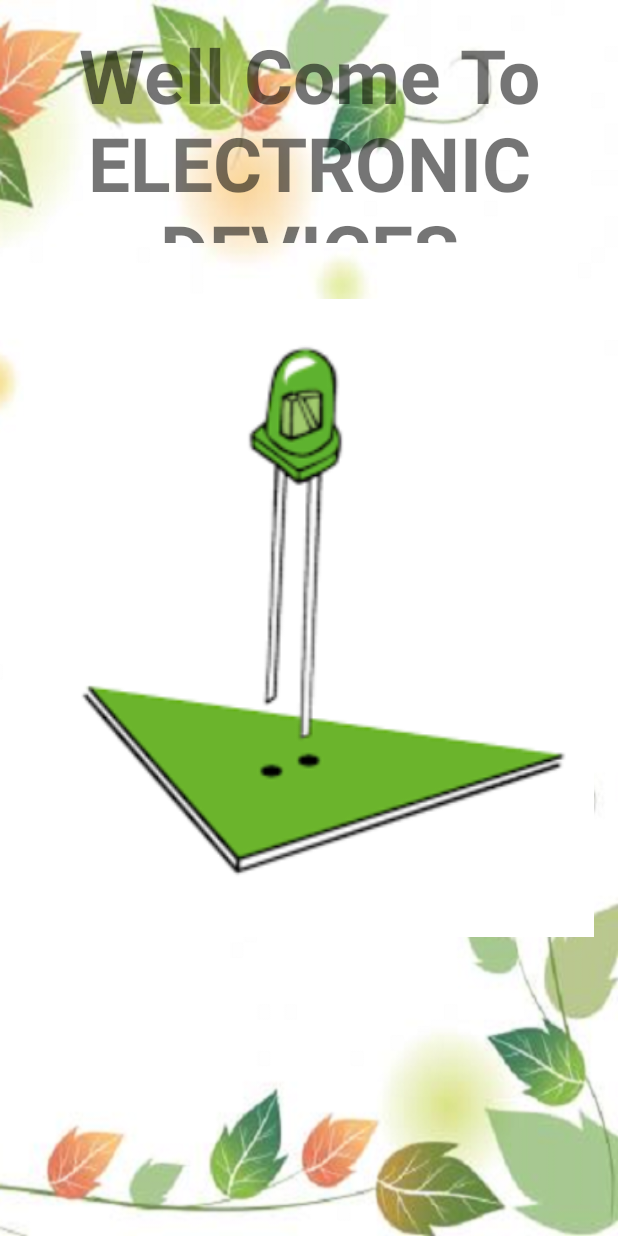
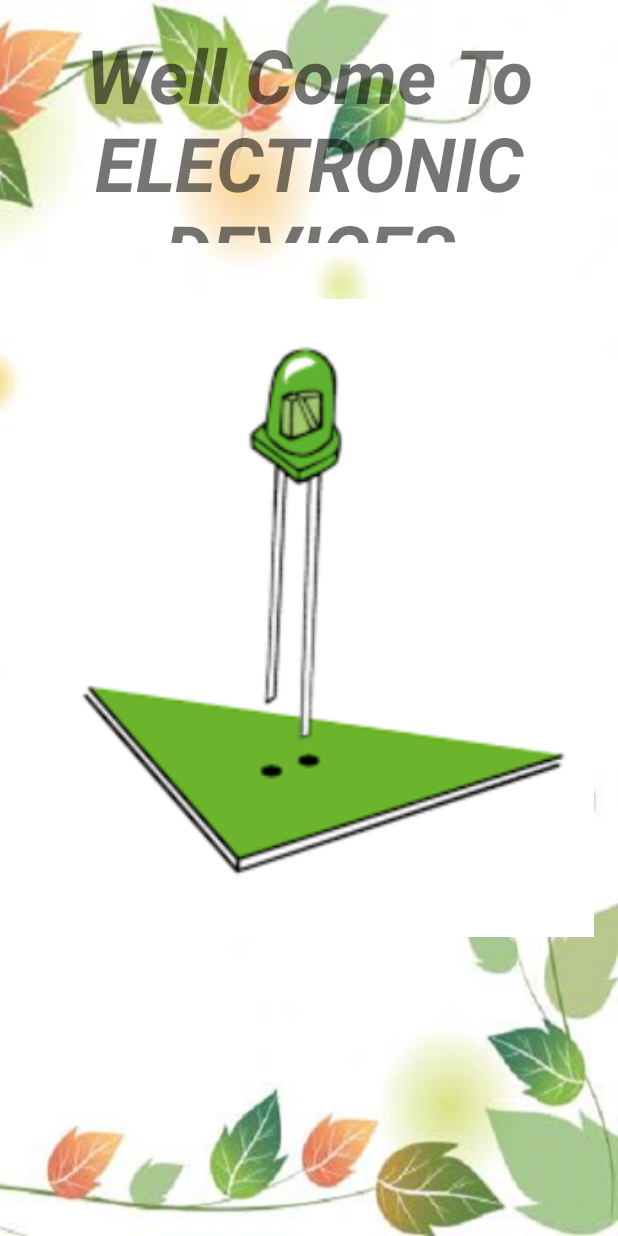
Before and after one commit to sirikwan38/electronic22042559, an Android app: the layout activity_splash.xml on its own in the app's theme, with its tools: preview values and no code run, on a phone screen of 412 x 824 dp. Run offline under Robolectric (Android 15) with nearby library versions, the phone set to English and light mode, and no system bars.

```diff
--- a/app/src/main/res/layout/activity_splash.xml
+++ b/app/src/main/res/layout/activity_splash.xml
@@ -31,5 +31,5 @@
         android:textSize="50dp"
         android:layout_above="@+id/imageView3"
         android:gravity="center_horizontal"
-        android:textStyle="bold" />
+        android:textStyle="bold|italic" />
 </RelativeLayout>
```
